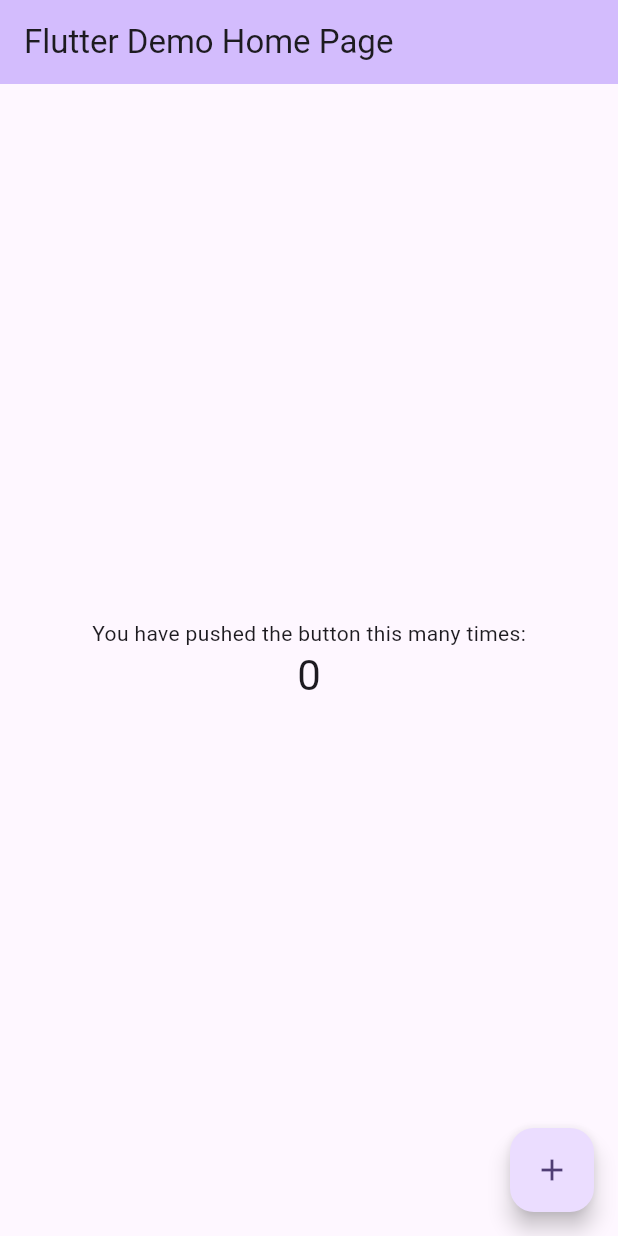
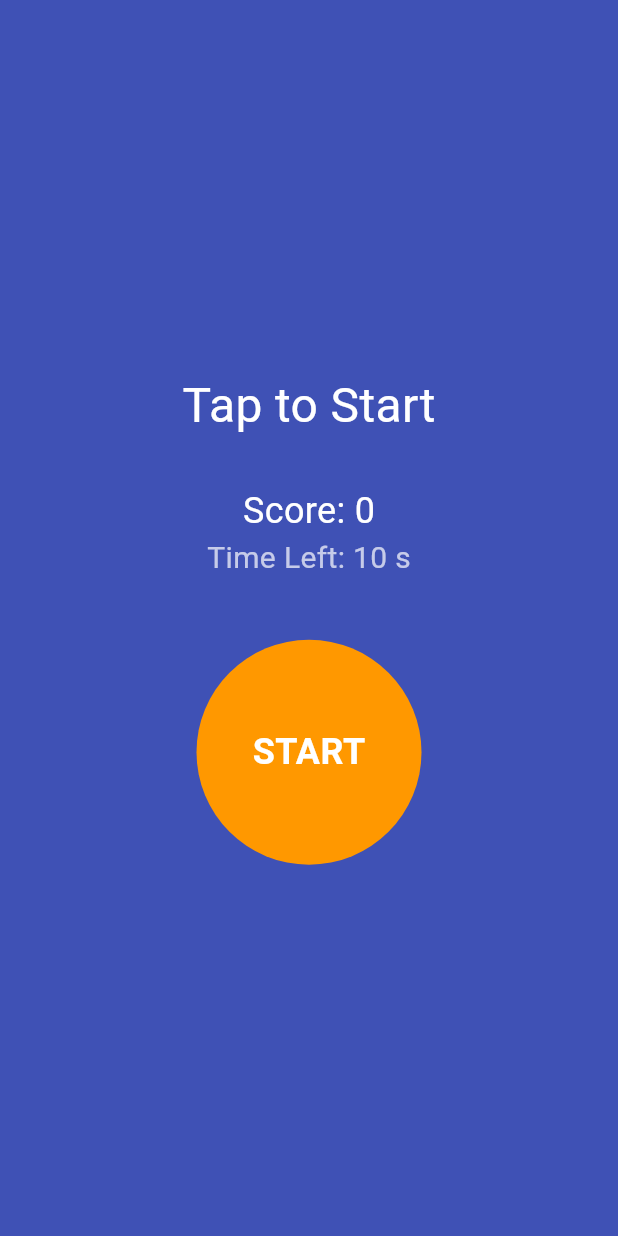
Before and after one commit to sahebbali/tap_tap_game, a Flutter app: the screen it shows after launch, on a phone screen of 412 x 824 dp. Run offline on Flutter 3.47's test engine with Material 3 defaults, Android fonts, the phone set to English and light mode, and no system bars.

Commit message:
tap tap game

```diff
--- a/lib/main.dart
+++ b/lib/main.dart
@@ -1,122 +1,116 @@
 import 'package:flutter/material.dart';
 
 void main() {
-  runApp(const MyApp());
+  runApp(TapTapGame());
 }
 
-class MyApp extends StatelessWidget {
-  const MyApp({super.key});
-
-  // This widget is the root of your application.
+class TapTapGame extends StatelessWidget {
   @override
   Widget build(BuildContext context) {
     return MaterialApp(
-      title: 'Flutter Demo',
-      theme: ThemeData(
-        // This is the theme of your application.
-        //
-        // TRY THIS: Try running your application with "flutter run". You'll see
-        // the application has a purple toolbar. Then, without quitting the app,
-        // try changing the seedColor in the colorScheme below to Colors.green
-        // and then invoke "hot reload" (save your changes or press the "hot
-        // reload" button in a Flutter-supported IDE, or press "r" if you used
-        // the command line to start the app).
-        //
-        // Notice that the counter didn't reset back to zero; the application
-        // state is not lost during the reload. To reset the state, use hot
-        // restart instead.
-        //
-        // This works for code too, not just values: Most code changes can be
-        // tested with just a hot reload.
-        colorScheme: ColorScheme.fromSeed(seedColor: Colors.deepPurple),
-      ),
-      home: const MyHomePage(title: 'Flutter Demo Home Page'),
+      title: 'TapTap Game',
+      debugShowCheckedModeBanner: false,
+      home: TapGamePage(),
     );
   }
 }
 
-class MyHomePage extends StatefulWidget {
-  const MyHomePage({super.key, required this.title});
+class TapGamePage extends StatefulWidget {
+  @override
+  _TapGamePageState createState() => _TapGamePageState();
+}
 
-  // This widget is the home page of your application. It is stateful, meaning
-  // that it has a State object (defined below) that contains fields that affect
-  // how it looks.
-
-  // This class is the configuration for the state. It holds the values (in this
-  // case the title) provided by the parent (in this case the App widget) and
-  // used by the build method of the State. Fields in a Widget subclass are
-  // always marked "final".
-
-  final String title;
+class _TapGamePageState extends State<TapGamePage> {
+  int _score = 0;
+  int _timeLeft = 10;
+  bool _isGameStarted = false;
+  late final Stopwatch _stopwatch;
 
   @override
-  State<MyHomePage> createState() => _MyHomePageState();
-}
+  void initState() {
+    super.initState();
+    _stopwatch = Stopwatch();
+  }
 
-class _MyHomePageState extends State<MyHomePage> {
-  int _counter = 0;
+  void _startGame() {
+    setState(() {
+      _score = 0;
+      _timeLeft = 10;
+      _isGameStarted = true;
+    });
+    _stopwatch.reset();
+    _stopwatch.start();
+    _startTimer();
+  }
 
-  void _incrementCounter() {
-    setState(() {
-      // This call to setState tells the Flutter framework that something has
-      // changed in this State, which causes it to rerun the build method below
-      // so that the display can reflect the updated values. If we changed
-      // _counter without calling setState(), then the build method would not be
-      // called again, and so nothing would appear to happen.
-      _counter++;
+  void _startTimer() {
+    Future.doWhile(() async {
+      await Future.delayed(Duration(seconds: 1));
+      setState(() {
+        _timeLeft--;
+      });
+      if (_timeLeft <= 0) {
+        _stopwatch.stop();
+        _isGameStarted = false;
+        return false;
+      }
+      return true;
     });
+  }
+
+  void _tap() {
+    if (_isGameStarted) {
+      setState(() {
+        _score++;
+      });
+    }
   }
 
   @override
   Widget build(BuildContext context) {
-    // This method is rerun every time setState is called, for instance as done
-    // by the _incrementCounter method above.
-    //
-    // The Flutter framework has been optimized to make rerunning build methods
-    // fast, so that you can just rebuild anything that needs updating rather
-    // than having to individually change instances of widgets.
     return Scaffold(
-      appBar: AppBar(
-        // TRY THIS: Try changing the color here to a specific color (to
-        // Colors.amber, perhaps?) and trigger a hot reload to see the AppBar
-        // change color while the other colors stay the same.
-        backgroundColor: Theme.of(context).colorScheme.inversePrimary,
-        // Here we take the value from the MyHomePage object that was created by
-        // the App.build method, and use it to set our appbar title.
-        title: Text(widget.title),
-      ),
+      backgroundColor: Colors.indigo,
       body: Center(
-        // Center is a layout widget. It takes a single child and positions it
-        // in the middle of the parent.
         child: Column(
-          // Column is also a layout widget. It takes a list of children and
-          // arranges them vertically. By default, it sizes itself to fit its
-          // children horizontally, and tries to be as tall as its parent.
-          //
-          // Column has various properties to control how it sizes itself and
-          // how it positions its children. Here we use mainAxisAlignment to
-          // center the children vertically; the main axis here is the vertical
-          // axis because Columns are vertical (the cross axis would be
-          // horizontal).
-          //
-          // TRY THIS: Invoke "debug painting" (choose the "Toggle Debug Paint"
-          // action in the IDE, or press "p" in the console), to see the
-          // wireframe for each widget.
           mainAxisAlignment: MainAxisAlignment.center,
-          children: <Widget>[
-            const Text('You have pushed the button this many times:'),
+          children: [
             Text(
-              '$_counter',
-              style: Theme.of(context).textTheme.headlineMedium,
+              _isGameStarted ? 'Tap!' : 'Tap to Start',
+              style: TextStyle(fontSize: 32, color: Colors.white),
+            ),
+            SizedBox(height: 30),
+            Text(
+              'Score: $_score',
+              style: TextStyle(fontSize: 24, color: Colors.white),
+            ),
+            Text(
+              'Time Left: $_timeLeft s',
+              style: TextStyle(fontSize: 20, color: Colors.white70),
+            ),
+            SizedBox(height: 40),
+            GestureDetector(
+              onTap: _isGameStarted ? _tap : _startGame,
+              child: Container(
+                width: 150,
+                height: 150,
+                decoration: BoxDecoration(
+                  color: Colors.orange,
+                  shape: BoxShape.circle,
+                ),
+                alignment: Alignment.center,
+                child: Text(
+                  _isGameStarted ? 'TAP!' : 'START',
+                  style: TextStyle(
+                    fontSize: 24,
+                    color: Colors.white,
+                    fontWeight: FontWeight.bold,
+                  ),
+                ),
+              ),
             ),
           ],
         ),
       ),
-      floatingActionButton: FloatingActionButton(
-        onPressed: _incrementCounter,
-        tooltip: 'Increment',
-        child: const Icon(Icons.add),
-      ), // This trailing comma makes auto-formatting nicer for build methods.
     );
   }
 }
```
